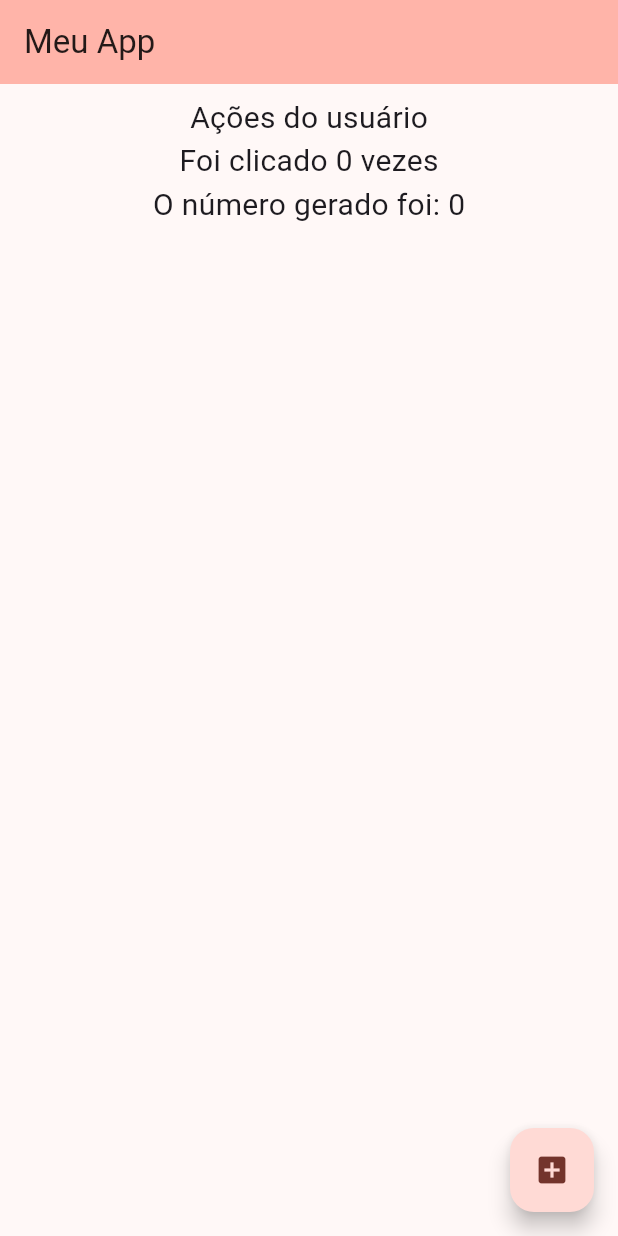
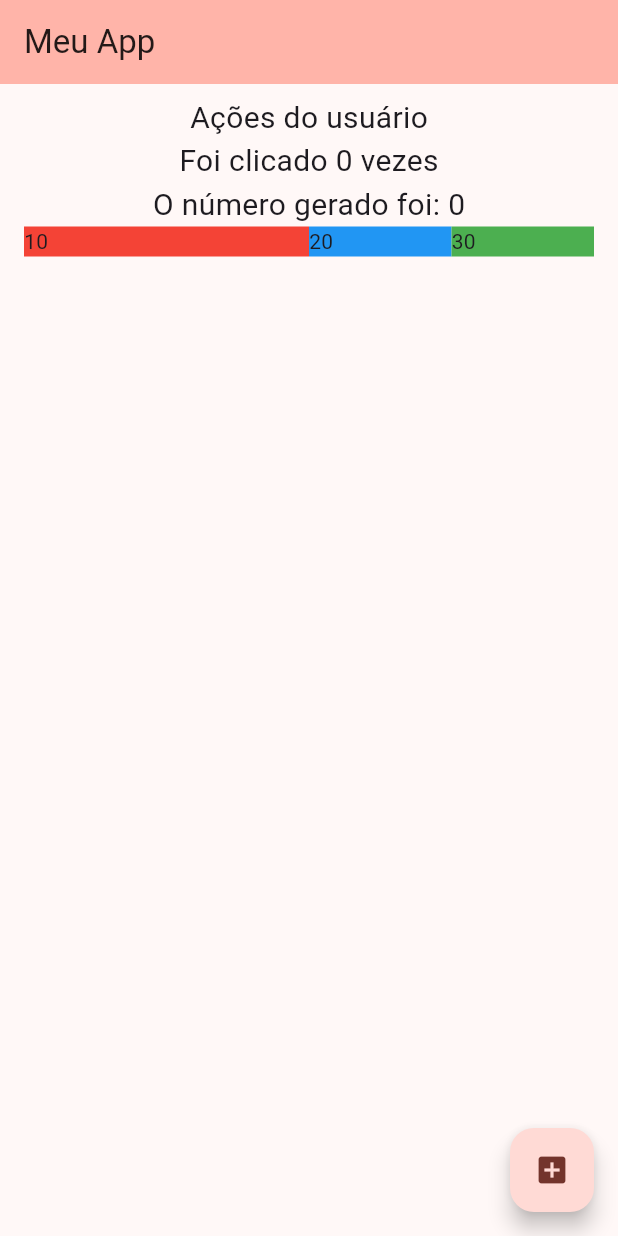
Before and after one commit to higinomatheus/dioproject, a Flutter app: the screen it shows after launch, on a phone screen of 412 x 824 dp. Run offline on Flutter 3.47's test engine with Material 3 defaults, Android fonts, the phone set to English and light mode, and no system bars; our stand-ins replace google_fonts.

Commit message:
apresentando o Expanded

```diff
--- a/lib/pages/home_page.dart
+++ b/lib/pages/home_page.dart
@@ -39,6 +39,19 @@ class _HomePageState extends State<HomePage> {
               "O número gerado foi: $randomNumber",
               style: TextStyle(fontSize: 20),
               // style: GoogleFonts.acme(fontSize: 20),
+            ),
+            Row(
+              children: [
+                Expanded(
+                    flex: 2,
+                    child: Container(color: Colors.red, child: Text("10"))),
+                Expanded(
+                    flex: 1,
+                    child: Container(color: Colors.blue, child: Text("20"))),
+                Expanded(
+                    flex: 1,
+                    child: Container(color: Colors.green, child: Text("30")))
+              ],
             )
           ],
         ),
```
